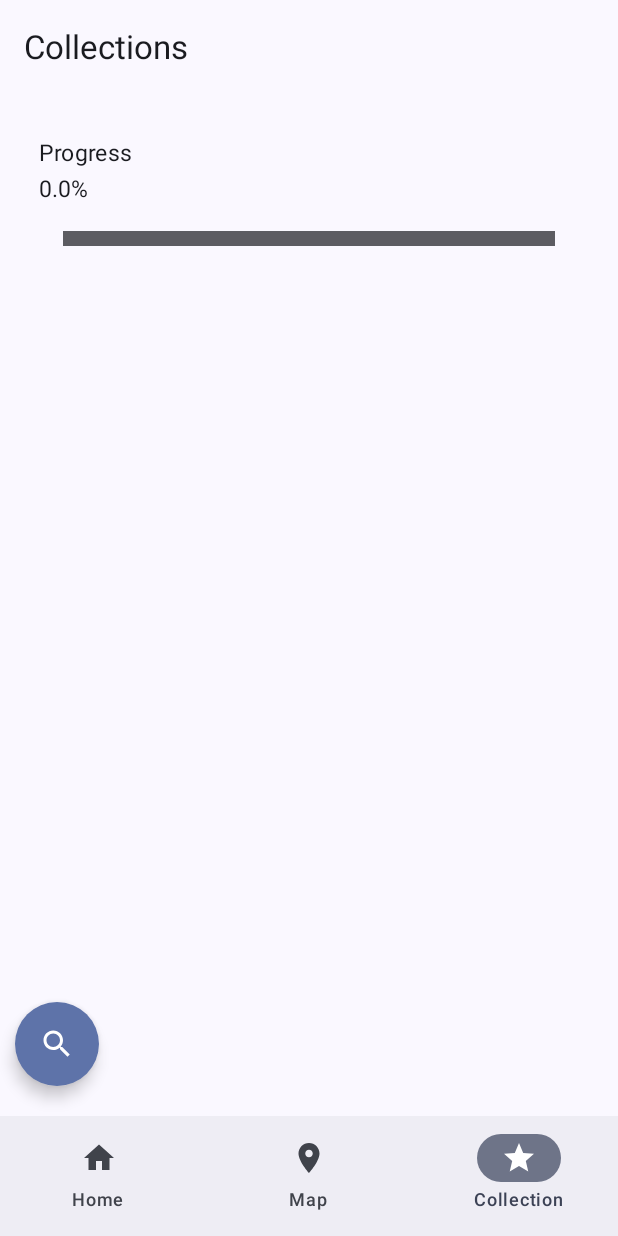
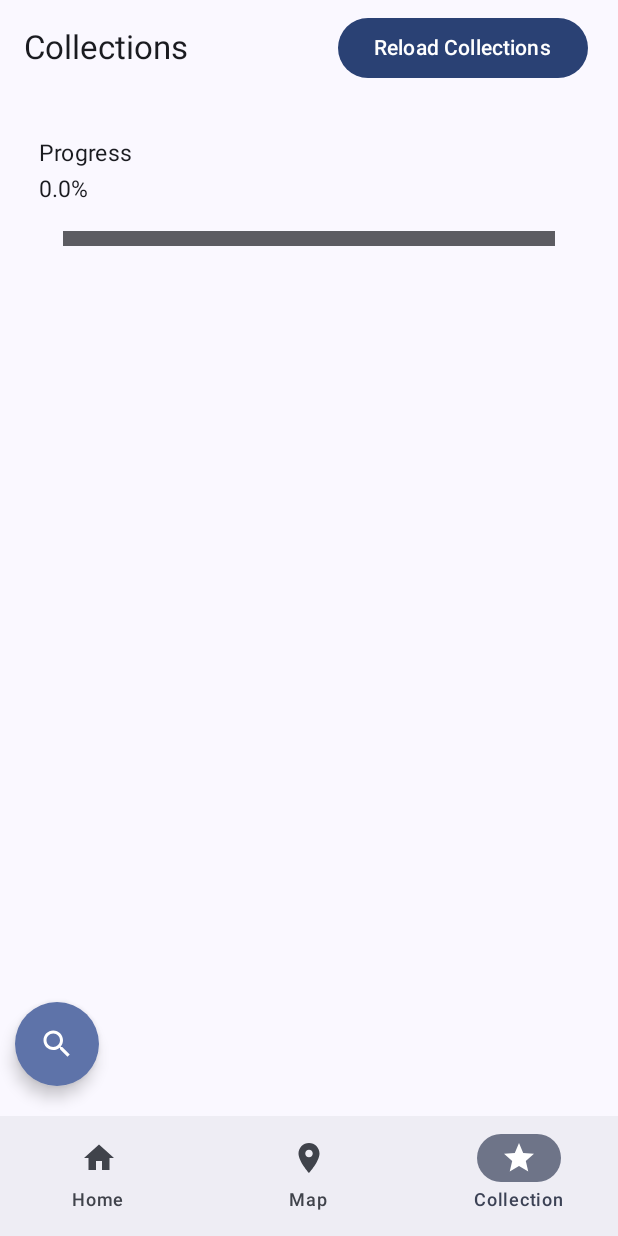
Before and after one commit to Morivy42/MADCAMP3_TreasureHunterAR, an Android app built with Jetpack Compose: the CollectionRoute screen opened through its navigation route, on a phone screen of 412 x 824 dp. Run offline under Robolectric (Android 15) with nearby library versions, the phone set to English and light mode, and no system bars; our stand-ins replace Firebase (no records; nobody signed in at launch, a user with empty details on screens opened directly), Room's generated code, livedata-compose; libraries missing offline, so code that uses them is left out: com.jakewharton.retrofit2; pictures from the network do not load; 10 statements that could not run were skipped.

Commit message:
reload button

```diff
--- a/app/src/main/java/io/madcamp/treasurehunterar/collection/CollectionScreen.kt
+++ b/app/src/main/java/io/madcamp/treasurehunterar/collection/CollectionScreen.kt
@@ -21,6 +21,7 @@ import androidx.compose.foundation.lazy.grid.LazyVerticalGrid
 import androidx.compose.foundation.lazy.grid.items
 import androidx.compose.foundation.shape.CircleShape
 import androidx.compose.foundation.shape.RoundedCornerShape
+import androidx.compose.material3.Button
 import androidx.compose.material3.ExperimentalMaterial3Api
 import androidx.compose.material3.MaterialTheme
 import androidx.compose.material3.Scaffold
@@ -82,14 +83,29 @@ internal fun CollectionScreen(
     val count = collectionList.count{it -> it.isFound == true}
     val rate = count / 8f
     val progressState = remember { mutableStateOf(rate) }
+    val reloadButtonClicked = remember { mutableStateOf(false) }
+    LaunchedEffect(reloadButtonClicked.value) {
+        if (reloadButtonClicked.value) {
+            collectionViewModel.reloadCollections()
+            reloadButtonClicked.value = false
+        }
+    }
+
     Scaffold(
         topBar = {
             TopAppBar(
                 title = { Text("Collections") },
+                actions = {
+                    Button(
+                        onClick = { reloadButtonClicked.value = true },
+                        modifier = Modifier.padding(16.dp)
+                    ) {
+                        Text("Reload Collections")
+                    }
+                }
             )
         }
-    )
-        {
+    ) {
         Column(Modifier.padding(it)) {
             CustomLinearProgressIndicator(
                 progress = rate,
@@ -211,7 +227,7 @@ fun CustomLinearProgressIndicator(
             fontSize = 15.sp
         )
         Text(
-            text = "$progress" + "%",
+            text = "${progress * 100}" + "%",
             fontSize = 15.sp
         )
 
```
Also changed, not shown: app/src/main/java/io/madcamp/treasurehunterar/collection/CollectionViewModel.kt (+15 -27 lines). Lines whose indentation alone changed are shown as unchanged.
